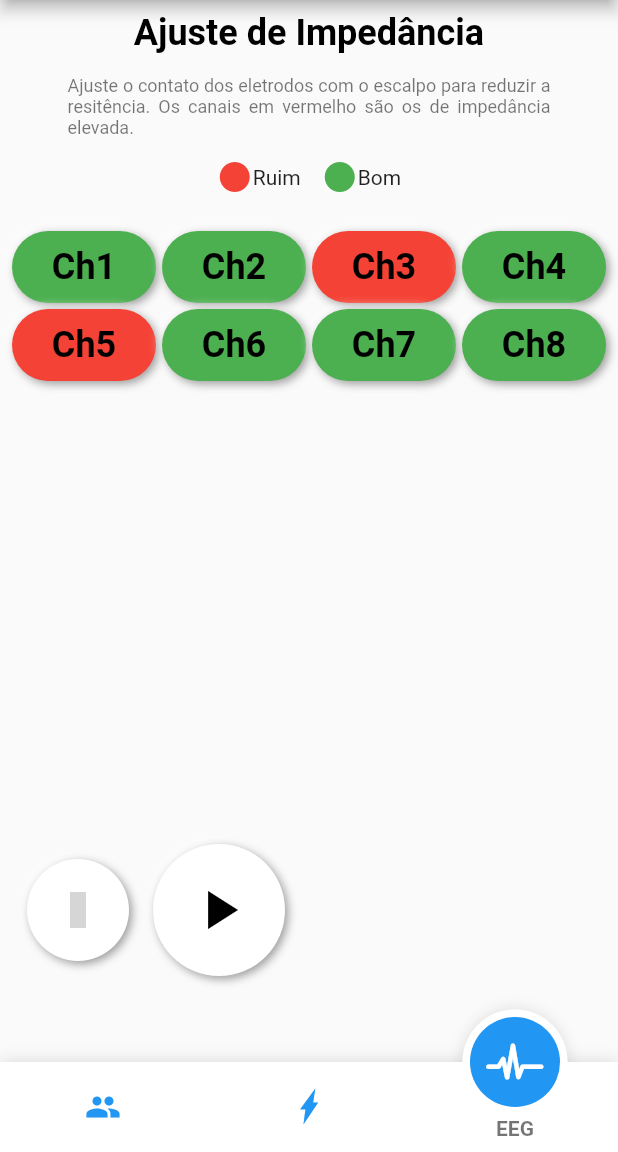
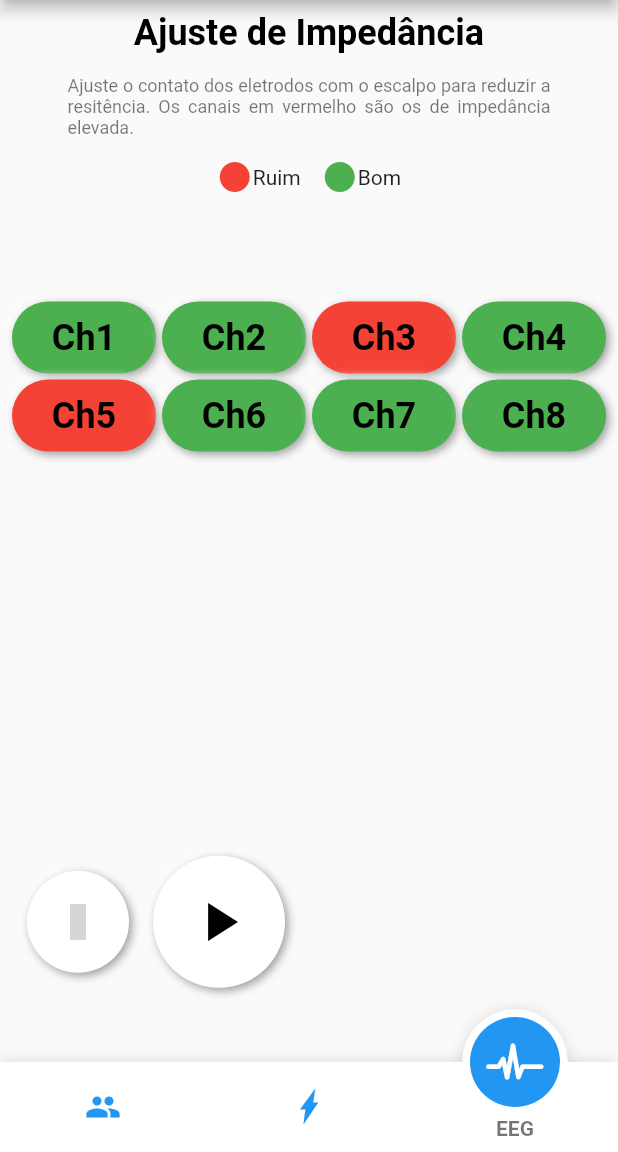
Before and after one commit to nestorufpe/OpentDCS-Mobile, a Flutter app: the screen it shows after launch, item 3 of the bottom bar chosen, on a phone screen of 412 x 824 dp, the part 84-1236 px from its top. Run offline on Flutter 3.47's test engine with Material 2 defaults, Android fonts, the light colour scheme and no system bars; drawn by our look-alikes of fancy_bottom_navigation, flutter_neumorphic; our stand-ins replace adaptive_dialog, flutter_easyloading, get, get_storage, material_design_icons_flutter, sleek_circular_slider; missing offline and left inert: direct_select_flutter, flutter_radar_chart, pausable_timer; grey boxes are pictures that could not be loaded.

Commit message:
update web

```diff
--- a/lib/screens/eegpage.dart
+++ b/lib/screens/eegpage.dart
@@ -53,13 +53,11 @@ class _EEGPageState extends State<EEGPage> {
       body: Column(
         children: [
           //Indicação da resistência
-          SingleChildScrollView(
-            child: Expanded(
+          Expanded(
               flex: 1,
               child: Column(
                 children: [
-                    Center(
-                      child: Column(
+                  Column(
                     children: [
                       SizedBox(
                         height: 8,
@@ -78,12 +76,10 @@ class _EEGPageState extends State<EEGPage> {
                         child: Text(
                           "Ajuste o contato dos eletrodos com o escalpo para reduzir a resitência. Os canais em vermelho são os de impedância elevada.",
                           textAlign: TextAlign.justify,
-                              style: TextStyle(
-                                  color: Colors.black54, fontSize: 12),
+                          style: TextStyle(color: Colors.black54, fontSize: 12),
                         ),
                       ),
                     ],
-                      ),
                   ),
                   Row(
                     mainAxisAlignment: MainAxisAlignment.center,
@@ -105,7 +101,6 @@ class _EEGPageState extends State<EEGPage> {
                   ),
                 ],
               )),
-          ),
           //GridView com os canais/loading/radar chart
           Expanded(
             flex: 2,
```
Also changed, not shown: firebase.json (added), 4 other files. Lines whose indentation alone changed are shown as unchanged.
